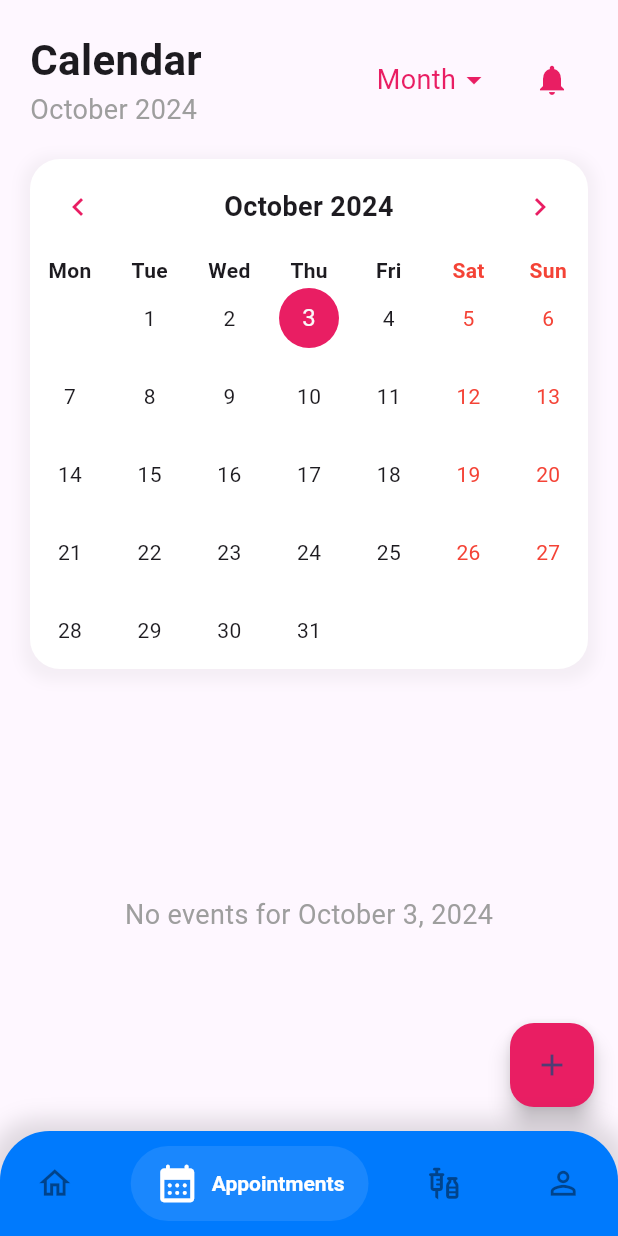
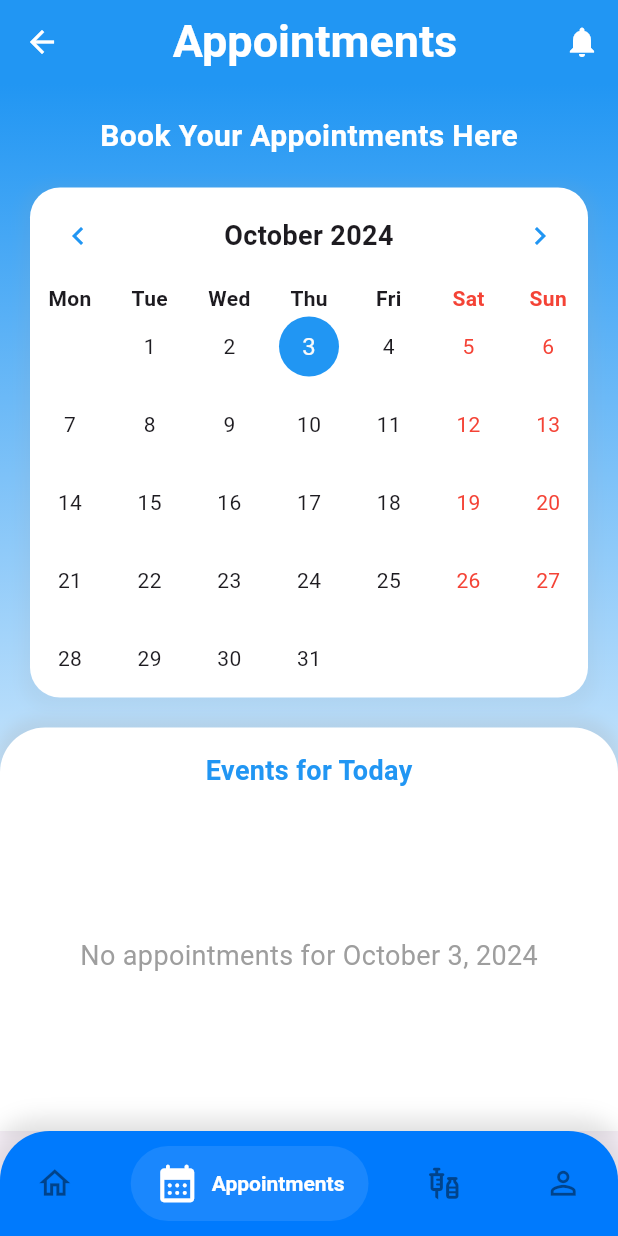
Before and after one commit to Imasha9/vaccination, a Flutter app: the BottomNavBar screen opened directly, item 2 of the bottom bar chosen, on a phone screen of 412 x 824 dp. Run offline on Flutter 3.47's test engine with Material 3 defaults, Android fonts, the phone set to English and light mode, and no system bars; drawn by our look-alikes of salomon_bottom_bar, table_calendar; our stand-ins replace cloud_firestore, dio, firebase_auth, firebase_core, firebase_storage, google_sign_in and 3 more; missing offline and left inert: flutter_phone_direct_caller, the_apple_sign_in; accounts and stored records are empty; network calls fail.

Commit message:
add show appointments page

```diff
--- a/lib/components/bottom_nav_bar.dart
+++ b/lib/components/bottom_nav_bar.dart
@@ -3,7 +3,7 @@ import 'package:salomon_bottom_bar/salomon_bottom_bar.dart';
 import 'package:vaccination/pages/community_post.dart';
 import 'package:vaccination/pages/home_page.dart';
 import '../pages/VaccinationDetails.dart';
-import '../pages/calendar.dart';
+import '../pages/show_appointments.dart';
 import 'package:material_symbols_icons/material_symbols_icons.dart';
 
 class BottomNavBar extends StatefulWidget {
@@ -16,7 +16,7 @@ class BottomNavBar extends StatefulWidget {
 class _BottomNavBarState extends State<BottomNavBar> {
   final List<Widget> _pages = [
     HomePage(),
-    CalendarPage(),
+    ShowAppointmentsPage(),
     VaccinationForm(),
     CommunityPost(),
   ];
--- /dev/null
+++ b/lib/pages/show_appointments.dart
@@ -0,0 +1,322 @@
+import 'package:flutter/material.dart';
+import 'package:table_calendar/table_calendar.dart';
+import 'package:cloud_firestore/cloud_firestore.dart';
+import '../services/database.dart';
+import 'package:intl/intl.dart';
+import '../pages/notification_page.dart';
+
+class ShowAppointmentsPage extends StatefulWidget {
+  const ShowAppointmentsPage({Key? key}) : super(key: key);
+
+  @override
+  State<ShowAppointmentsPage> createState() => _ShowAppointmentsPageState();
+}
+
+class _ShowAppointmentsPageState extends State<ShowAppointmentsPage> {
+  late DateTime _selectedDay;
+  late DateTime _focusedDay;
+  final DatabaseMethods _databaseMethods = DatabaseMethods();
+  CalendarFormat _calendarFormat = CalendarFormat.month;
+  Map<DateTime, List<dynamic>> _events = {};
+
+  @override
+  void initState() {
+    super.initState();
+    _selectedDay = DateTime.now();
+    _focusedDay = DateTime.now();
+    _loadEvents();
+  }
+
+  Future<void> _loadEvents() async {
+    try {
+      final events = await _databaseMethods.getAllEvents();
+      final newEvents = <DateTime, List<dynamic>>{};
+      for (var doc in events.docs) {
+        final event = doc.data() as Map<String, dynamic>;
+        event['id'] = doc.id;
+        final date = event['date'];
+        if (date is Timestamp) {
+          final dateTime = date.toDate();
+          final dateKey = DateTime(dateTime.year, dateTime.month, dateTime.day);
+          if (newEvents[dateKey] == null) newEvents[dateKey] = [];
+          newEvents[dateKey]!.add(event);
+        }
+      }
+      setState(() {
+        _events = newEvents;
+      });
+    } catch (e) {
+      print('Error loading events: $e');
+      ScaffoldMessenger.of(context).showSnackBar(
+        SnackBar(
+            content: Text('Error loading events. Please try again later.')),
+      );
+    }
+  }
+
+  List<dynamic> _getEventsForDay(DateTime day) {
+    return _events[DateTime(day.year, day.month, day.day)] ?? [];
+  }
+
+  void _onDaySelected(DateTime selectedDay, DateTime focusedDay) {
+    if (!isSameDay(_selectedDay, selectedDay)) {
+      setState(() {
+        _selectedDay = selectedDay;
+        _focusedDay = focusedDay;
+      });
+    }
+  }
+
+  @override
+  Widget build(BuildContext context) {
+    return Scaffold(
+      appBar: AppBar(
+        automaticallyImplyLeading:
+            true, // This ensures the back button is shown
+        backgroundColor: Colors.blue, // Top blue background
+        elevation: 0,
+        title: const Center(
+          // Center the title
+          child: Text(
+            'Appointments',
+            style: TextStyle(
+                color: Colors.white, // Change title color to white
+                fontSize: 30,
+                fontWeight: FontWeight.bold // Adjust font size if needed
+                ),
+          ),
+        ),
+        actions: [
+          IconButton(
+            icon: const Icon(Icons.notifications,
+                color: Colors.white), // Change notification icon color to white
+            onPressed: () {
+              Navigator.push(
+                context,
+                MaterialPageRoute(
+                    builder: (context) => const NotificationPage()),
+              );
+            },
+          ),
+        ],
+        iconTheme: const IconThemeData(
+          color: Colors.white, // Change the back button color to white
+        ),
+      ),
+      body: Container(
+        decoration: BoxDecoration(
+          gradient: LinearGradient(
+            colors: [
+              Colors.blue, // Start color
+              Colors.white, // End color
+            ],
+            begin: Alignment.topCenter, // Gradient direction
+            end: Alignment.bottomCenter,
+            stops: [0.0, 0.9],
+          ),
+        ),
+        child: SafeArea(
+          child: Column(
+            children: [
+              _buildHeader(),
+              _buildCalendar(),
+              SizedBox(height: 20),
+              Expanded(child: _buildTodayEventContainer()),
+            ],
+          ),
+        ),
+      ),
+    );
+  }
+
+  Widget _buildHeader() {
+    return Padding(
+      padding: const EdgeInsets.all(20.0),
+      child: Center( // Center the text
+        child: Text(
+          'Book Your Appointments Here',
+          style: TextStyle(
+            fontSize: 20,
+            color: Colors.white, // Set text color to white
+            fontWeight: FontWeight.bold, // Make text bold
+          ),
+        ),
+      ),
+    );
+  }
+
+
+  Widget _buildCalendar() {
+    return Container(
+      decoration: BoxDecoration(
+        color: Colors.white,
+        borderRadius: BorderRadius.circular(20),
+        boxShadow: [
+          BoxShadow(
+            color: Colors.grey.withOpacity(0.1),
+            spreadRadius: 5,
+            blurRadius: 7,
+            offset: Offset(0, 3),
+          ),
+        ],
+      ),
+      margin: EdgeInsets.symmetric(horizontal: 20),
+      child: TableCalendar(
+        firstDay: DateTime.utc(2010, 10, 16),
+        lastDay: DateTime.utc(2030, 3, 14),
+        focusedDay: _focusedDay,
+        selectedDayPredicate: (day) => isSameDay(_selectedDay, day),
+        calendarFormat: _calendarFormat,
+        eventLoader: _getEventsForDay,
+        startingDayOfWeek: StartingDayOfWeek.monday,
+        calendarStyle: CalendarStyle(
+          outsideDaysVisible: false,
+          weekendTextStyle: TextStyle(color: Colors.red),
+          holidayTextStyle: TextStyle(color: Colors.red),
+          todayDecoration: BoxDecoration(
+            color:
+                Colors.blue.withOpacity(0.3), // Use the app bar color palette
+            shape: BoxShape.circle,
+          ),
+          selectedDecoration: BoxDecoration(
+            color: Colors.blue, // Use the app bar color
+            shape: BoxShape.circle,
+          ),
+          markerDecoration: BoxDecoration(
+            color: Colors.lightGreenAccent, // Use the app bar color for event markers
+            shape: BoxShape.circle,
+          ),
+        ),
+        headerStyle: HeaderStyle(
+          formatButtonVisible: false,
+          titleCentered: true,
+          titleTextStyle: TextStyle(fontSize: 18, fontWeight: FontWeight.bold),
+          leftChevronIcon: Icon(Icons.chevron_left, color: Colors.blue),
+          rightChevronIcon: Icon(Icons.chevron_right, color: Colors.blue),
+        ),
+        daysOfWeekStyle: DaysOfWeekStyle(
+          weekdayStyle: TextStyle(fontWeight: FontWeight.bold),
+          weekendStyle:
+              TextStyle(fontWeight: FontWeight.bold, color: Colors.red),
+        ),
+        onDaySelected: _onDaySelected,
+        onPageChanged: (focusedDay) {
+          setState(() {
+            _focusedDay = focusedDay;
+          });
+        },
+      ),
+    );
+  }
+
+  Widget _buildTodayEventContainer() {
+    return Container(
+      decoration: BoxDecoration(
+        color: Colors.white, // Background color for the event container
+        borderRadius: BorderRadius.vertical(
+          top: Radius.circular(30), // Rounded top corners
+        ),
+        boxShadow: [
+          BoxShadow(
+            color: Colors.grey.withOpacity(0.2),
+            spreadRadius: 3,
+            blurRadius: 7,
+            offset: Offset(0, -3), // Shadow for the container
+          ),
+        ],
+      ),
+      padding: EdgeInsets.all(16),
+      child: Column(
+        crossAxisAlignment: CrossAxisAlignment.start,
+        children: [
+          Center( // Center the text within the available width
+            child: Text(
+              'Events for Today',
+              style: TextStyle(
+                fontSize: 18,
+                fontWeight: FontWeight.bold,
+                color: Colors.blue,
+              ),
+            ),
+          ),
+          SizedBox(height: 10),
+          Expanded(
+            child: _buildEventList(),
+          ),
+        ],
+      ),
+
+    );
+  }
+
+  Widget _buildEventList() {
+    return StreamBuilder<QuerySnapshot>(
+      stream: _databaseMethods.getEventsForDay(_selectedDay),
+      builder: (context, snapshot) {
+        if (snapshot.connectionState == ConnectionState.waiting) {
+          return Center(child: CircularProgressIndicator(color: Colors.blue));
+        }
+        if (!snapshot.hasData || snapshot.data!.docs.isEmpty) {
+          return Center(
+            child: Text(
+              'No appointments for ${DateFormat('MMMM d, yyyy').format(_selectedDay)}',
+              style: TextStyle(fontSize: 18, color: Colors.grey),
+            ),
+          );
+        }
+        return ListView.builder(
+          itemCount: snapshot.data!.docs.length,
+          itemBuilder: (context, index) {
+            final event =
+                snapshot.data!.docs[index].data() as Map<String, dynamic>;
+            return Card(
+              elevation: 2,
+              shape: RoundedRectangleBorder(
+                  borderRadius: BorderRadius.circular(15)),
+              margin: EdgeInsets.only(bottom: 15),
+              child: Padding(
+                padding: const EdgeInsets.all(15),
+                child: Column(
+                  crossAxisAlignment: CrossAxisAlignment.start,
+                  children: [
+                    Text(
+                      event['title'] ?? 'Untitled Appointment',
+                      style:
+                          TextStyle(fontSize: 18, fontWeight: FontWeight.bold),
+                    ),
+                    SizedBox(height: 10),
+                    _buildEventProperty(Icons.access_time,
+                        '${event['startTime'] ?? 'N/A'} - ${event['endTime'] ?? 'N/A'}'),
+                    _buildEventProperty(
+                        Icons.location_on, event['place'] ?? 'No location'),
+                    _buildEventProperty(Icons.description,
+                        event['description'] ?? 'No description'),
+                  ],
+                ),
+              ),
+            );
+          },
+        );
+      },
+    );
+  }
+
+  Widget _buildEventProperty(IconData icon, String text) {
+    return Padding(
+      padding: const EdgeInsets.only(bottom: 5),
+      child: Row(
+        children: [
+          Icon(icon, size: 16, color: Colors.grey),
+          SizedBox(width: 5),
+          Expanded(
+            child: Text(
+              text,
+              style: TextStyle(fontSize: 14, color: Colors.black87),
+              overflow: TextOverflow.ellipsis,
+            ),
+          ),
+        ],
+      ),
+    );
+  }
+}
```
Also changed, not shown: lib/services/database.dart (+9 -3 lines).
